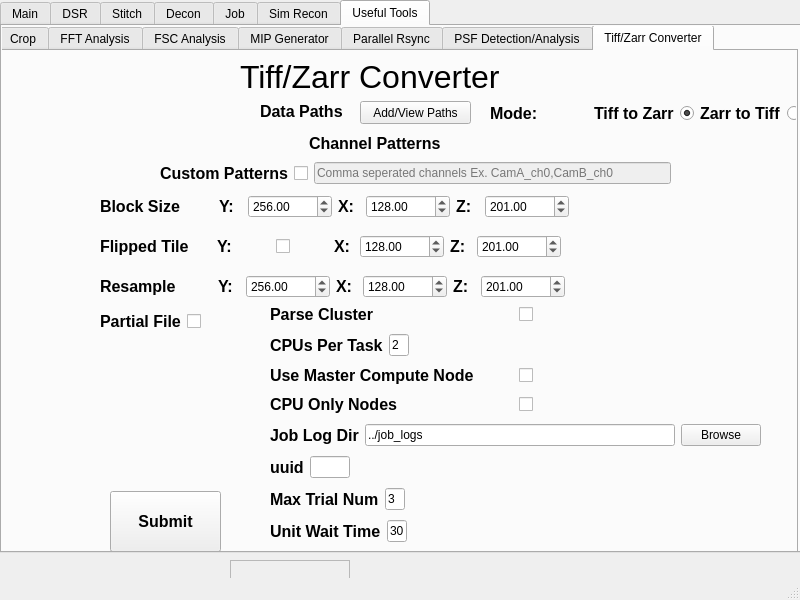
The window that mainwindow.ui (abcucberkeley/PetaKit5D-GUI) describes before a commit, drawn with Qt 5.
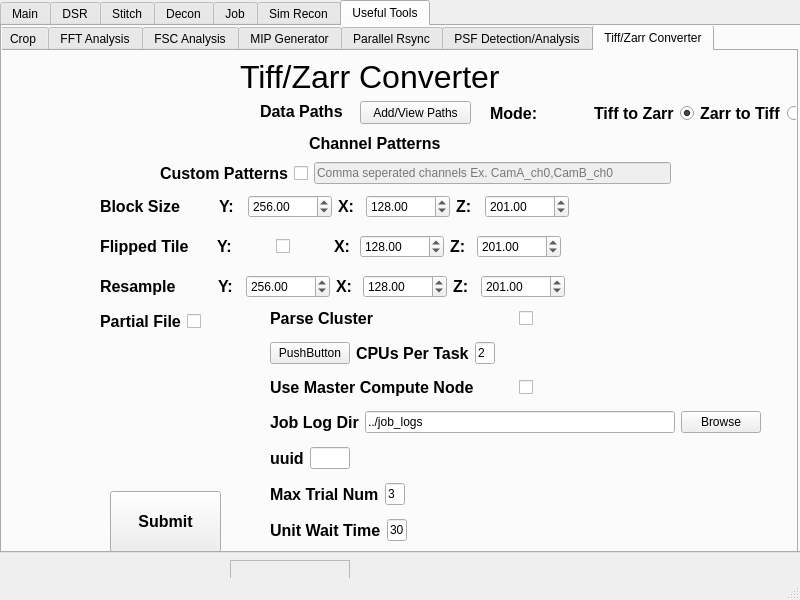
The same window after the commit. The open tabs and pages were chosen to show the change.

```diff
--- a/mainwindow.ui
+++ b/mainwindow.ui
@@ -9973,6 +9973,13 @@
          </item>
          <item>
           <layout class="QHBoxLayout" name="tiffZarrConverterCpusPerTaskHorizontalLayout">
+           <item>
+            <widget class="QPushButton" name="pushButton">
+             <property name="text">
+              <string>PushButton</string>
+             </property>
+            </widget>
+           </item>
            <item>
             <widget class="QLabel" name="tiffZarrConverterCpusPerTaskLabel">
              <property name="font">
@@ -10047,33 +10054,6 @@
            </item>
           </layout>
          </item>
-         <item>
-          <layout class="QHBoxLayout" name="tiffZarrConverterCpuOnlyNodesHorizontalLayout">
-           <item>
-            <widget class="QLabel" name="tiffZarrConverterCpuOnlyNodesLabel">
-             <property name="font">
-              <font>
-               <pointsize>12</pointsize>
-               <bold>true</bold>
-              </font>
-             </property>
-             <property name="text">
-              <string>CPU Only Nodes</string>
-             </property>
-            </widget>
-           </item>
-           <item>
-            <widget class="QCheckBox" name="tiffZarrConverterCpuOnlyNodesCheckBox">
-             <property name="autoFillBackground">
-              <bool>false</bool>
-             </property>
-             <property name="text">
-              <string/>
-             </property>
-            </widget>
-           </item>
-          </layout>
-         </item>
          <item>
           <layout class="QHBoxLayout" name="tiffZarrConverterJobLogDirHorizontalLayout">
            <item>
```
Left out of the diff: 201 changed lines with no effect on the pictures.
